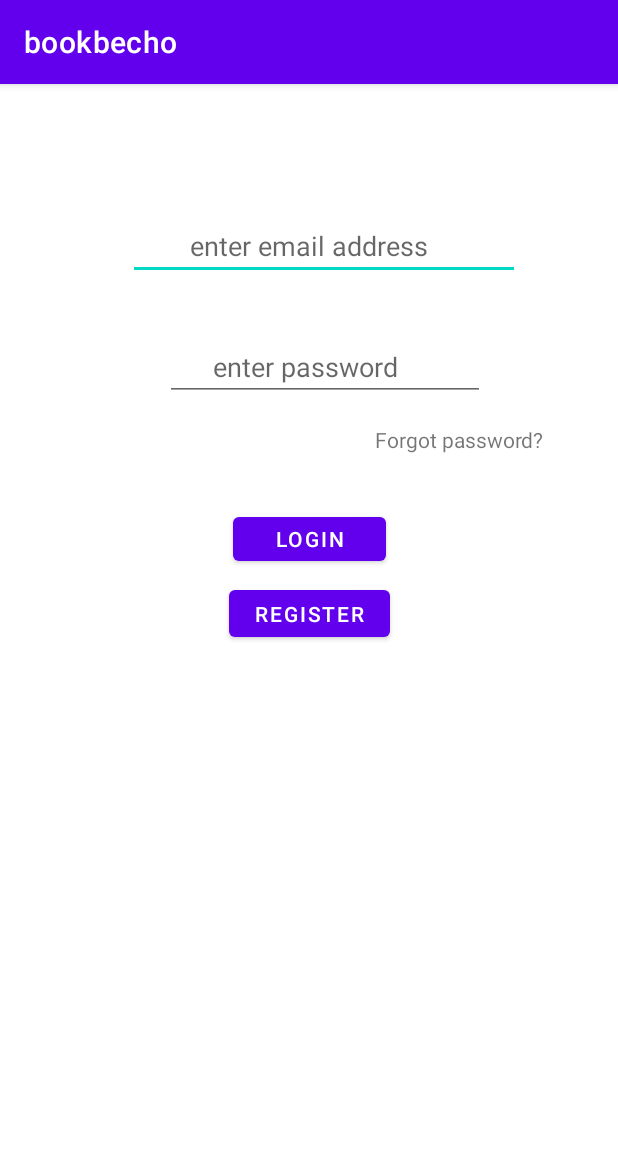
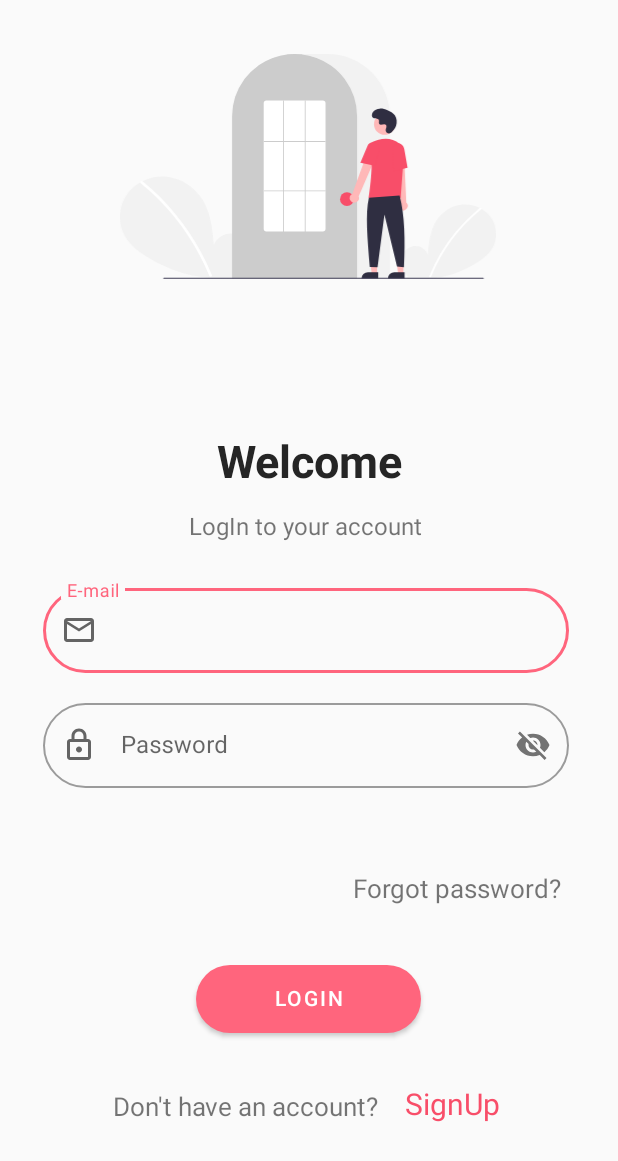
Before and after one commit to isahilgupta1306/BookBecho-Book-Selling-Application, an Android app: the screen it shows after launch (login), on a phone screen of 412 x 824 dp. Shown: the top 1161 px of the screen. Run offline under Robolectric (Android 15) with nearby library versions, the light colour scheme and no system bars; our stand-ins replace Firebase (no records; nobody signed in at launch, a user with empty details on screens opened directly).

Commit message:
Login page Done :)

```diff
--- a/app/src/main/java/com/example/bookbecho/login.java
+++ b/app/src/main/java/com/example/bookbecho/login.java
@@ -13,16 +13,17 @@ import android.widget.Toast;
 
 import com.google.android.gms.tasks.OnFailureListener;
 import com.google.android.gms.tasks.OnSuccessListener;
+import com.google.android.material.textfield.TextInputEditText;
 import com.google.firebase.auth.AuthResult;
 import com.google.firebase.auth.FirebaseAuth;
 import com.google.firebase.auth.FirebaseUser;
 
 public class login extends AppCompatActivity {
 
-    Button createacc,loginButton;
-    EditText username,password;
+    Button loginButton;
+    TextInputEditText username,password;
     FirebaseAuth firebaseAuth;
-    TextView forgot;
+    TextView forgot , createacc;
 
 
 
--- /dev/null
+++ b/app/src/main/res/drawable-v24/button_bg.xml
@@ -0,0 +1,10 @@
+<?xml version="1.0" encoding="utf-8"?>
+<shape xmlns:android="http://schemas.android.com/apk/res/android">
+    <solid android:color="@color/DarkRed"></solid>
+    <corners android:radius="25dp"/>
+
+
+
+
+
+</shape>
--- /dev/null
+++ b/app/src/main/res/drawable-v24/ic_email_login.xml
@@ -0,0 +1,9 @@
+<vector xmlns:android="http://schemas.android.com/apk/res/android"
+    android:width="24dp"
+    android:height="24dp"
+    android:viewportWidth="24"
+    android:viewportHeight="24">
+  <path
+      android:fillColor="#B2B2B4"
+      android:pathData="M22,6c0,-1.1 -0.9,-2 -2,-2L4,4c-1.1,0 -2,0.9 -2,2v12c0,1.1 0.9,2 2,2h16c1.1,0 2,-0.9 2,-2L22,6zM20,6l-8,5 -8,-5h16zM20,18L4,18L4,8l8,5 8,-5v10z"/>
+</vector>
--- /dev/null
+++ b/app/src/main/res/drawable-v24/ic_password.xml
@@ -0,0 +1,9 @@
+<vector xmlns:android="http://schemas.android.com/apk/res/android"
+    android:width="24dp"
+    android:height="24dp"
+    android:viewportWidth="24"
+    android:viewportHeight="24">
+  <path
+      android:fillColor="#FF000000"
+      android:pathData="M18,8h-1L17,6c0,-2.76 -2.24,-5 -5,-5S7,3.24 7,6v2L6,8c-1.1,0 -2,0.9 -2,2v10c0,1.1 0.9,2 2,2h12c1.1,0 2,-0.9 2,-2L20,10c0,-1.1 -0.9,-2 -2,-2zM9,6c0,-1.66 1.34,-3 3,-3s3,1.34 3,3v2L9,8L9,6zM18,20L6,20L6,10h12v10zM12,17c1.1,0 2,-0.9 2,-2s-0.9,-2 -2,-2 -2,0.9 -2,2 0.9,2 2,2z"/>
+</vector>
--- /dev/null
+++ b/app/src/main/res/drawable/loginbanner.xml
@@ -0,0 +1,81 @@
+<vector xmlns:android="http://schemas.android.com/apk/res/android"
+    android:width="869.99994dp"
+    android:height="520.13855dp"
+    android:viewportWidth="869.99994"
+    android:viewportHeight="520.13855">
+  <path
+      android:pathData="M666.092,514.257c-11.138,-9.412 -17.904,-24.28 -16.13,-38.754s12.764,-27.78 27.018,-30.854 30.504,5.435 34.834,19.359c2.383,-26.846 5.129,-54.818 19.402,-77.68 12.924,-20.701 35.309,-35.514 59.569,-38.164s49.803,7.359 64.933,26.507 18.835,46.985 8.238,68.969c-7.806,16.195 -22.188,28.247 -37.257,38.052a240.452,240.452 0,0 1,-164.454 35.977Z"
+      android:fillColor="#f2f2f2"/>
+  <path
+      android:pathData="M831.728,356.079a393.414,393.414 0,0 0,-54.826 54.442,394.561 394.561,0 0,0 -61.752,103.194c-1.112,2.725 3.313,3.911 4.412,1.216A392.342,392.342 0,0 1,834.963 359.314c2.284,-1.86 -0.97,-5.08 -3.236,-3.236Z"
+      android:fillColor="#fff"/>
+  <path
+      android:pathData="M280.067,511.699c15.299,-12.927 24.591,-33.348 22.154,-53.228s-17.531,-38.156 -37.11,-42.377 -41.897,7.464 -47.844,26.59c-3.273,-36.873 -7.044,-75.292 -26.648,-106.693 -17.751,-28.433 -48.497,-48.778 -81.818,-52.418s-68.404,10.107 -89.185,36.407 -25.869,64.535 -11.315,94.729c10.722,22.243 30.475,38.797 51.172,52.264 66.03,42.965 147.939,60.884 225.877,49.415"
+      android:fillColor="#f2f2f2"/>
+  <path
+      android:pathData="M52.567,294.442a540.355,540.355 0,0 1,75.304 74.777A548.076,548.076 0,0 1,187.257 457.109a545.835,545.835 0,0 1,25.43 53.846c1.527,3.743 -4.55,5.372 -6.06,1.671a536.359,536.359 0,0 0,-49.009 -92.727A539.734,539.734 0,0 0,91.889 338.701a538.441,538.441 0,0 0,-43.766 -39.815c-3.138,-2.555 1.332,-6.978 4.444,-4.444Z"
+      android:fillColor="#fff"/>
+  <path
+      android:pathData="M624.5,519h-365v-374.5c0,-79.678 64.822,-144.5 144.5,-144.5h76c79.677,0 144.5,64.822 144.5,144.5Z"
+      android:fillColor="#f2f2f2"/>
+  <path
+      android:pathData="M548.5,519h-289v-374.5a143.382,143.382 0,0 1,27.596 -84.944c0.664,-0.905 1.326,-1.798 2.009,-2.681a144.466,144.466 0,0 1,30.754 -29.851c0.66,-0.48 1.322,-0.952 1.994,-1.423a144.16,144.16 0,0 1,31.472 -16.459c0.661,-0.25 1.334,-0.501 2.007,-0.742a144.02,144.02 0,0 1,31.108 -7.336c0.658,-0.09 1.333,-0.16 2.008,-0.23a146.288,146.288 0,0 1,31.105 0c0.673,0.07 1.349,0.141 2.014,0.231a143.995,143.995 0,0 1,31.1 7.335c0.673,0.241 1.346,0.492 2.009,0.743a143.799,143.799 0,0 1,31.106 16.216c0.672,0.461 1.344,0.933 2.006,1.405a145.987,145.987 0,0 1,18.384 15.564,144.305 144.305,0 0,1 12.724,14.551c0.681,0.88 1.343,1.773 2.005,2.677A143.382,143.382 0,0 1,548.5 144.5Z"
+      android:fillColor="#ccc"/>
+  <path
+      android:pathData="M525,335.5m-16,0a16,16 0,1 1,32 0a16,16 0,1 1,-32 0"
+      android:fillColor="#f84e69"/>
+  <path
+      android:pathData="M594.599,507.783l-12.26,0l-5.833,-47.288l18.095,0.001l-0.002,47.287z"
+      android:fillColor="#ffb8b8"/>
+  <path
+      android:pathData="M573.582,504.28h23.644a0,0 0,0 1,0 0v14.887a0,0 0,0 1,0 0H558.695a0,0 0,0 1,0 0v0a14.887,14.887 0,0 1,14.887 -14.887Z"
+      android:fillColor="#2f2e41"/>
+  <path
+      android:pathData="M655.599,507.783l-12.26,0l-5.833,-47.288l18.095,0.001l-0.002,47.287z"
+      android:fillColor="#ffb8b8"/>
+  <path
+      android:pathData="M634.582,504.28h23.644a0,0 0,0 1,0 0v14.887a0,0 0,0 1,0 0H619.695a0,0 0,0 1,0 0v0a14.887,14.887 0,0 1,14.887 -14.887Z"
+      android:fillColor="#2f2e41"/>
+  <path
+      android:pathData="M533.098,338.67a10.743,10.743 0,0 1,4.511 -15.843l41.676,-114.867L599.791,219.151 552.206,328.922a10.801,10.801 0,0 1,-19.109 9.748Z"
+      android:fillColor="#ffb8b8"/>
+  <path
+      android:pathData="M649.336,360.254a10.743,10.743 0,0 1,-2.893 -16.217L633.533,222.528l23.338,1.066L662.236,343.114a10.801,10.801 0,0 1,-12.9 17.139Z"
+      android:fillColor="#ffb8b8"/>
+  <path
+      android:pathData="M612.106,162.123m-24.561,0a24.561,24.561 0,1 1,49.122 0a24.561,24.561 0,1 1,-49.122 0"
+      android:fillColor="#ffb8b8"/>
+  <path
+      android:pathData="M649.18,332.619L575.133,332.619l0.089,-0.576c0.133,-0.861 13.197,-86.439 3.562,-114.436a11.813,11.813 0,0 1,6.069 -14.583h0c13.772,-6.485 40.208,-14.471 62.52,4.909a28.234,28.234 0,0 1,9.459 23.396Z"
+      android:fillColor="#f84e69"/>
+  <path
+      android:pathData="M589.354,258.25 L556.018,251.487l15.626,-37.03a13.997,13.997 0,0 1,27.106 6.998Z"
+      android:fillColor="#f84e69"/>
+  <path
+      android:pathData="M632.05,270.808l-2.004,-45.941c-1.52,-8.636 3.424,-16.8 11.027,-18.135 7.605,-1.33 15.032,4.66 16.558,13.36l7.533,42.928Z"
+      android:fillColor="#f84e69"/>
+  <path
+      android:pathData="M646.716,327.119c11.915,45.377 13.214,103.069 10,166l-16,-2 -29,-120 -16,122 -18,-1c-5.377,-66.03 -10.613,-122.715 -2,-160Z"
+      android:fillColor="#2f2e41"/>
+  <path
+      android:pathData="M628.289,181.104c-4.582,4.881 -13.091,2.261 -13.688,-4.407a8.055,8.055 0,0 1,0.01 -1.556c0.308,-2.954 2.015,-5.635 1.606,-8.754a4.59,4.59 0,0 0,-0.84 -2.149c-3.651,-4.889 -12.222,2.187 -15.668,-2.239 -2.113,-2.714 0.371,-6.987 -1.251,-10.021 -2.14,-4.004 -8.479,-2.029 -12.454,-4.221 -4.423,-2.439 -4.158,-9.225 -1.247,-13.353 3.551,-5.034 9.776,-7.72 15.923,-8.107s12.253,1.275 17.992,3.511c6.521,2.541 12.988,6.054 17.001,11.788 4.88,6.973 5.35,16.348 2.909,24.502C637.098,171.059 632.031,177.118 628.289,181.104Z"
+      android:fillColor="#2f2e41"/>
+  <path
+      android:pathData="M839.982,519.643h-738.294a1.191,1.191 0,0 1,0 -2.381h738.294a1.191,1.191 0,0 1,0 2.381Z"
+      android:fillColor="#3f3d56"/>
+  <path
+      android:pathData="M469,410.5L339,410.5a6.465,6.465 0,0 1,-6.5 -6.415L332.5,113.915a6.465,6.465 0,0 1,6.5 -6.415L469,107.5a6.465,6.465 0,0 1,6.5 6.415L475.5,404.085A6.465,6.465 0,0 1,469 410.5Z"
+      android:fillColor="#fff"/>
+  <path
+      android:pathData="M332.5,201.39h143v2h-143z"
+      android:fillColor="#ccc"/>
+  <path
+      android:pathData="M333,315.5h143v2h-143z"
+      android:fillColor="#ccc"/>
+  <path
+      android:pathData="M377.5,107.5h2v304h-2z"
+      android:fillColor="#ccc"/>
+  <path
+      android:pathData="M427.5,107.5h2v304h-2z"
+      android:fillColor="#ccc"/>
+</vector>
--- a/app/src/main/res/layout/activity_login.xml
+++ b/app/src/main/res/layout/activity_login.xml
@@ -1,81 +1,173 @@
 <?xml version="1.0" encoding="utf-8"?>
-<androidx.constraintlayout.widget.ConstraintLayout xmlns:android="http://schemas.android.com/apk/res/android"
+<androidx.constraintlayout.widget.ConstraintLayout
+    xmlns:android="http://schemas.android.com/apk/res/android"
     xmlns:app="http://schemas.android.com/apk/res-auto"
     xmlns:tools="http://schemas.android.com/tools"
     android:layout_width="match_parent"
     android:layout_height="match_parent"
+    android:background="#FAFAFA"
     tools:context=".login">
 
-    <EditText
-        android:id="@+id/emailaddress"
-        android:layout_width="261dp"
-        android:layout_height="45dp"
-        android:layout_marginStart="85dp"
-        android:layout_marginLeft="85dp"
-        android:layout_marginTop="67dp"
-        android:layout_marginEnd="65dp"
-        android:layout_marginRight="65dp"
-        android:layout_marginBottom="619dp"
-        android:ems="10"
-        android:hint="        enter email address"
-        android:inputType="textEmailAddress"
-        app:layout_constraintBottom_toBottomOf="parent"
+    <androidx.appcompat.widget.AppCompatImageView
+        android:id="@+id/appCompatImageView"
+        android:layout_width="300dp"
+        android:layout_height="150dp"
+        android:layout_marginTop="36dp"
+        android:src="@drawable/loginbanner"
         app:layout_constraintEnd_toEndOf="parent"
+        app:layout_constraintHorizontal_bias="0.495"
         app:layout_constraintStart_toStartOf="parent"
         app:layout_constraintTop_toTopOf="parent" />
 
-    <EditText
-        android:id="@+id/password"
+    <TextView
+        android:id="@+id/welcome"
         android:layout_width="wrap_content"
         android:layout_height="wrap_content"
-        android:layout_marginStart="111dp"
-        android:layout_marginLeft="111dp"
-        android:layout_marginTop="26dp"
-        android:layout_marginEnd="90dp"
-        android:layout_marginRight="90dp"
-        android:layout_marginBottom="548dp"
-        android:ems="10"
-        android:hint="      enter password"
-        android:inputType="textPassword"
+        android:layout_marginTop="24dp"
+        android:text="Welcome"
+        android:textAlignment="center"
+        android:textColor="#252525"
+        android:textSize="30dp"
+        android:layout_marginBottom="12dp"
+
+        android:textStyle="bold"
+        app:layout_constraintBottom_toTopOf="@+id/login_text"
+
+        app:layout_constraintEnd_toEndOf="parent"
+        app:layout_constraintStart_toStartOf="parent"
+        app:layout_constraintTop_toBottomOf="@+id/appCompatImageView"
+        app:layout_constraintVertical_bias="1.0" />
+
+    <TextView
+        android:id="@+id/login_text"
+        android:layout_width="wrap_content"
+        android:layout_height="wrap_content"
+
+        android:layout_marginBottom="25dp"
+        android:text="LogIn to your account"
+
+        android:textSize="16dp"
+        app:layout_constraintBottom_toTopOf="@+id/outlinedTextField"
+
+        app:layout_constraintEnd_toEndOf="parent"
+        app:layout_constraintHorizontal_bias="0.49"
+        app:layout_constraintStart_toStartOf="parent"
+        app:layout_constraintTop_toBottomOf="@+id/appCompatImageView"
+        app:layout_constraintVertical_bias="1.0" />
+
+    <com.google.android.material.textfield.TextInputLayout
+        android:id="@+id/outlinedTextField"
+        style="@style/Widget.MaterialComponents.TextInputLayout.OutlinedBox"
+        android:layout_width="0dp"
+        android:layout_height="wrap_content"
+        android:hint="E-mail"
+        app:boxCornerRadiusBottomEnd="30dp"
+        app:boxCornerRadiusBottomStart="30dp"
+        app:boxCornerRadiusTopEnd="30dp"
+        app:boxCornerRadiusTopStart="30dp"
+        app:startIconDrawable="@drawable/ic_email_login"
         app:layout_constraintBottom_toBottomOf="parent"
         app:layout_constraintEnd_toEndOf="parent"
+        app:layout_constraintHorizontal_bias="0.467"
         app:layout_constraintStart_toStartOf="parent"
-        app:layout_constraintTop_toBottomOf="@+id/emailaddress" />
+        app:layout_constraintTop_toTopOf="parent"
+        app:layout_constraintVertical_bias="0.507"
+        app:layout_constraintWidth_percent=".85"
+        app:passwordToggleEnabled="false"
+        android:background="#FAFAFA">
+
+        <com.google.android.material.textfield.TextInputEditText
+            android:id="@+id/emailaddress"
+            android:layout_width="match_parent"
+            android:layout_height="wrap_content"
+            />
+    </com.google.android.material.textfield.TextInputLayout>
+
+    <com.google.android.material.textfield.TextInputLayout
+        android:id="@+id/passwordField"
+        style="@style/Widget.MaterialComponents.TextInputLayout.OutlinedBox"
+        android:layout_width="0dp"
+        android:layout_height="wrap_content"
+        android:background="#FAFAFA"
+        android:hint="Password"
+        app:boxCornerRadiusBottomEnd="30dp"
+        app:boxCornerRadiusBottomStart="30dp"
+        app:boxCornerRadiusTopEnd="30dp"
+        app:boxCornerRadiusTopStart="30dp"
+        app:layout_constraintBottom_toTopOf="@+id/login"
+        app:layout_constraintEnd_toEndOf="parent"
+        app:layout_constraintHorizontal_bias="0.467"
+        app:layout_constraintStart_toStartOf="parent"
+        app:layout_constraintTop_toBottomOf="@+id/outlinedTextField"
+        app:layout_constraintVertical_bias="0.110000014"
+        app:layout_constraintWidth_percent=".85"
+        app:passwordToggleEnabled="true"
+        app:startIconDrawable="@drawable/ic_password">
+
+        <com.google.android.material.textfield.TextInputEditText
+            android:id="@+id/password"
+            android:layout_width="match_parent"
+            android:layout_height="wrap_content" />
+    </com.google.android.material.textfield.TextInputLayout>
 
     <Button
         android:id="@+id/login"
-        android:layout_width="102dp"
-        android:layout_height="41dp"
-        android:layout_marginTop="27dp"
-        android:layout_marginBottom="400dp"
+        android:layout_width="150dp"
+        android:layout_height="45dp"
+        android:layout_marginBottom="135dp"
+        android:background="@drawable/button_bg"
+        android:elevation="25dp"
+        android:includeFontPadding="false"
+        android:shadowRadius="12"
         android:text="Login"
-        app:backgroundTint="@color/purple_500"
+        android:textColor="@color/white"
         app:layout_constraintBottom_toBottomOf="parent"
         app:layout_constraintEnd_toEndOf="parent"
+        app:layout_constraintHorizontal_bias="0.498"
         app:layout_constraintStart_toStartOf="parent"
-        app:layout_constraintTop_toBottomOf="@+id/password" />
-
-    <Button
-        android:id="@+id/createacc"
-        android:layout_width="107dp"
-        android:layout_height="43dp"
-        android:layout_marginTop="14dp"
-        android:layout_marginBottom="400dp"
-        android:text="register"
-        app:layout_constraintBottom_toBottomOf="parent"
-        app:layout_constraintEnd_toEndOf="parent"
-        app:layout_constraintStart_toStartOf="parent"
-        app:layout_constraintTop_toBottomOf="@+id/login" />
+        app:layout_constraintWidth_percent=".9" />
 
     <TextView
         android:id="@+id/forgot"
         android:layout_width="wrap_content"
         android:layout_height="wrap_content"
-        android:layout_marginTop="14dp"
-        android:layout_marginEnd="49dp"
-        android:layout_marginBottom="34dp"
+        android:layout_marginTop="8dp"
         android:text="Forgot password?"
+        android:textSize="17dp"
         app:layout_constraintBottom_toTopOf="@+id/login"
+        app:layout_constraintEnd_toEndOf="@+id/passwordField"
+        app:layout_constraintHorizontal_bias="0.979"
+        app:layout_constraintStart_toStartOf="@+id/passwordField"
+        app:layout_constraintTop_toBottomOf="@+id/passwordField"
+        app:layout_constraintVertical_bias="0.545" />
+
+    <TextView
+        android:id="@+id/textView"
+        android:layout_width="wrap_content"
+        android:layout_height="wrap_content"
+        android:text="Don't have an account?"
+        android:textSize="17dp"
+        app:layout_constraintBottom_toBottomOf="parent"
         app:layout_constraintEnd_toEndOf="parent"
-        app:layout_constraintTop_toBottomOf="@+id/password" />
+        app:layout_constraintHorizontal_bias="0.322"
+        app:layout_constraintStart_toStartOf="parent"
+        app:layout_constraintTop_toBottomOf="@+id/login"
+        app:layout_constraintVertical_bias="0.327" />
+
+    <TextView
+        android:id="@+id/createacc"
+        android:layout_width="wrap_content"
+        android:layout_height="wrap_content"
+        android:layout_marginLeft="9dp"
+        android:clickable="true"
+        android:text="SignUp"
+        android:textSize="20dp"
+        android:contextClickable="true"
+        android:textColor="@color/DarkRed"
+        app:layout_constraintBottom_toBottomOf="parent"
+        app:layout_constraintEnd_toEndOf="parent"
+        app:layout_constraintHorizontal_bias="0.092"
+        app:layout_constraintStart_toEndOf="@+id/textView"
+        app:layout_constraintTop_toBottomOf="@+id/login"
+        app:layout_constraintVertical_bias="0.31" />
 </androidx.constraintlayout.widget.ConstraintLayout>
--- a/app/src/main/res/values-night/themes.xml
+++ /dev/null
@@ -1,16 +0,0 @@
-<resources xmlns:tools="http://schemas.android.com/tools">
-    <!-- Base application theme. -->
-    <style name="Theme.EmailAuthentication" parent="Theme.MaterialComponents.DayNight.DarkActionBar">
-        <!-- Primary brand color. -->
-        <item name="colorPrimary">@color/purple_200</item>
-        <item name="colorPrimaryVariant">@color/purple_700</item>
-        <item name="colorOnPrimary">@color/black</item>
-        <!-- Secondary brand color. -->
-        <item name="colorSecondary">@color/teal_200</item>
-        <item name="colorSecondaryVariant">@color/teal_200</item>
-        <item name="colorOnSecondary">@color/black</item>
-        <!-- Status bar color. -->
-        <item name="android:statusBarColor" tools:targetApi="l">?attr/colorPrimaryVariant</item>
-        <!-- Customize your theme here. -->
-    </style>
-</resources>
--- a/app/src/main/res/values/colors.xml
+++ b/app/src/main/res/values/colors.xml
@@ -1,10 +1,10 @@
 <?xml version="1.0" encoding="utf-8"?>
 <resources>
-    <color name="purple_200">#FFBB86FC</color>
-    <color name="purple_500">#FF6200EE</color>
-    <color name="purple_700">#FF3700B3</color>
-    <color name="teal_200">#FF03DAC5</color>
-    <color name="teal_700">#FF018786</color>
+    <color name="primaryRed">#ff657d</color>
+    <color name="DarkRed">#f84e69</color>
+    <color name="LightRed">#ff8882</color>
+    <color name="SimonPink">#faf2da</color>
+    <color name="SimonPinkDark">#e7d4b5</color>
     <color name="black">#FF000000</color>
     <color name="white">#FFFFFFFF</color>
 </resources>
--- a/app/src/main/res/values/themes.xml
+++ b/app/src/main/res/values/themes.xml
@@ -1,13 +1,13 @@
 <resources xmlns:tools="http://schemas.android.com/tools">
     <!-- Base application theme. -->
-    <style name="Theme.EmailAuthentication" parent="Theme.MaterialComponents.DayNight.DarkActionBar">
+    <style name="Theme.EmailAuthentication" parent="Theme.MaterialComponents.DayNight.NoActionBar">
         <!-- Primary brand color. -->
-        <item name="colorPrimary">@color/purple_500</item>
-        <item name="colorPrimaryVariant">@color/purple_700</item>
+        <item name="colorPrimary">@color/primaryRed</item>
+        <item name="colorPrimaryVariant">@color/DarkRed</item>
         <item name="colorOnPrimary">@color/white</item>
         <!-- Secondary brand color. -->
-        <item name="colorSecondary">@color/teal_200</item>
-        <item name="colorSecondaryVariant">@color/teal_700</item>
+        <item name="colorSecondary">@color/SimonPink</item>
+        <item name="colorSecondaryVariant">@color/SimonPinkDark</item>
         <item name="colorOnSecondary">@color/black</item>
         <!-- Status bar color. -->
         <item name="android:statusBarColor" tools:targetApi="l">?attr/colorPrimaryVariant</item>
```
